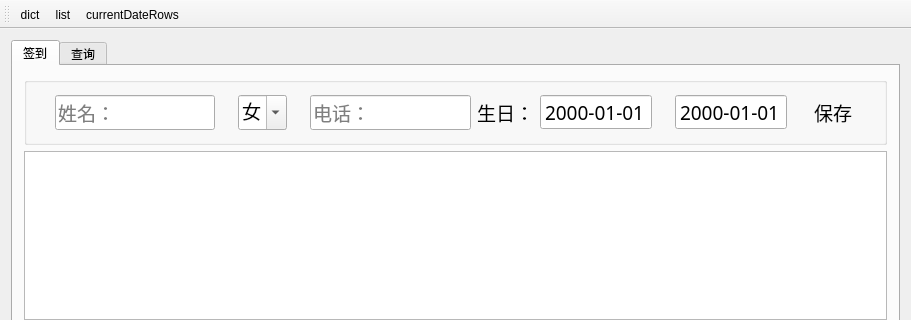
Before: the Qt Designer form mainwindow.ui in crouse/memory, drawn with Qt 5; both pictures show x 0 to 911 and y 0 to 320 of the 911 by 542 pixel window.
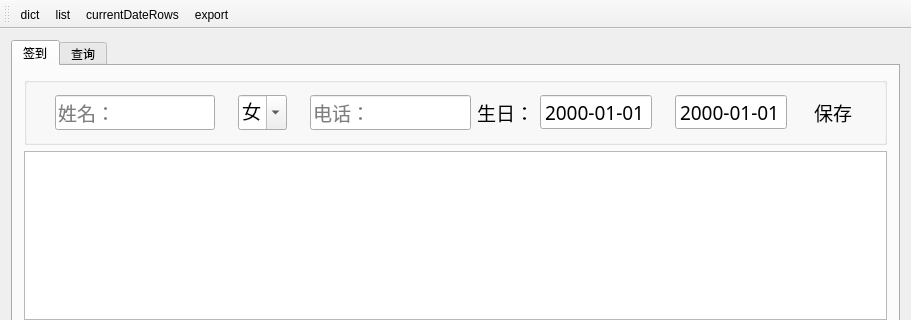
After: the same form once the commit is applied.

The edit to the form file:
```diff
--- a/mainwindow.ui
+++ b/mainwindow.ui
@@ -245,6 +245,7 @@
    <addaction name="actionDict"/>
    <addaction name="actionList"/>
    <addaction name="actionCurrentDateRows"/>
+   <addaction name="actionExport"/>
   </widget>
   <action name="actionDict">
    <property name="text">
@@ -261,6 +262,14 @@
     <string>currentDateRows</string>
    </property>
   </action>
+  <action name="actionExport">
+   <property name="text">
+    <string>export</string>
+   </property>
+   <property name="toolTip">
+    <string>备份数据库到文档路径</string>
+   </property>
+  </action>
  </widget>
  <layoutdefault spacing="6" margin="11"/>
  <tabstops>
```
